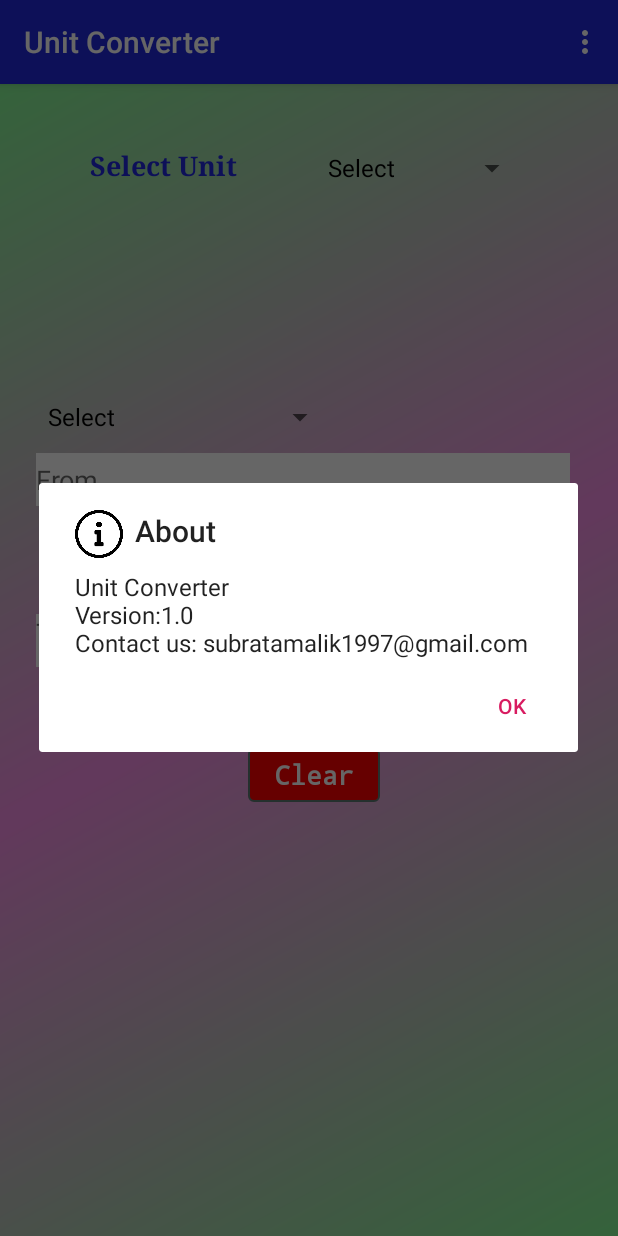
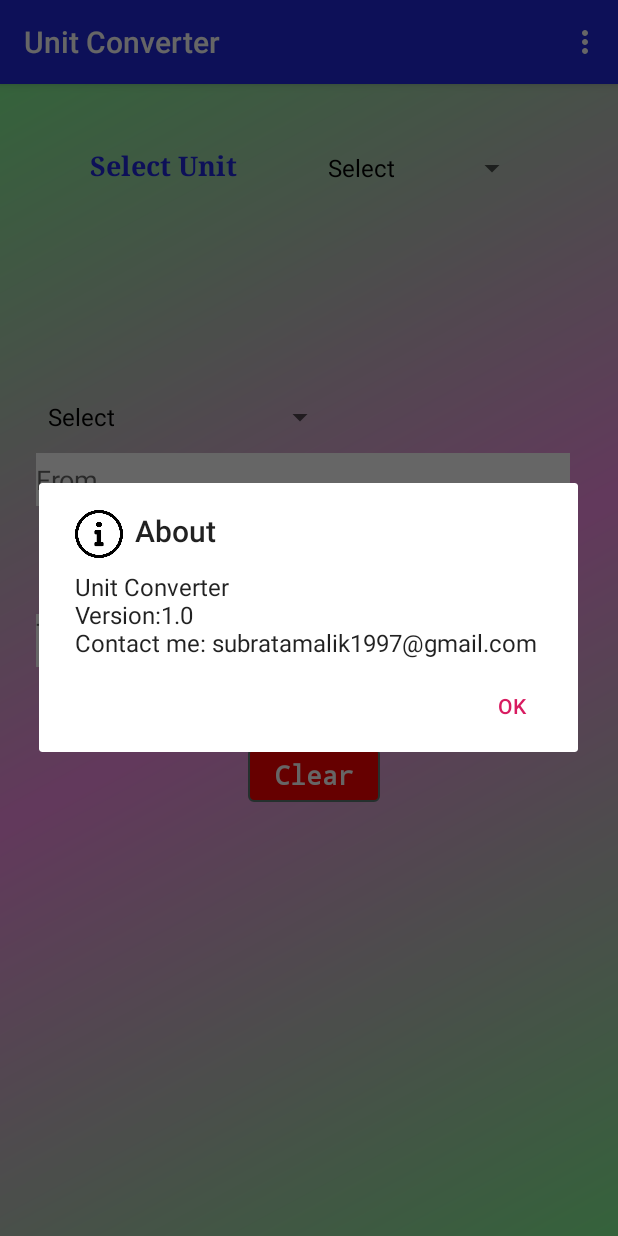
Before and after one commit to SMalik97/UnitConverter, an Android app: the screen it shows after launch (MainActivity), in the options menu, after a tap on "About", on a phone screen of 412 x 824 dp. Run offline under Robolectric (Android 15) with nearby library versions, the phone set to English and light mode, and no system bars.

Commit message:
Initial commit, project is under development

```diff
--- a/app/src/main/java/com/example/subratamalik/unitconverter/MainActivity.java
+++ b/app/src/main/java/com/example/subratamalik/unitconverter/MainActivity.java
@@ -47,7 +47,7 @@ public class MainActivity extends AppCompatActivity {
                 AlertDialog.Builder alert=new AlertDialog.Builder(MainActivity.this);
                 alert.setTitle("About");
                 alert.setIcon(R.drawable.information);
-                alert.setMessage("Unit Converter"+"\n"+"Version:1.0"+"\n"+"Contact us: subratamalik1997@gmail.com");
+                alert.setMessage("Unit Converter"+"\n"+"Version:1.0"+"\n"+"Contact me: subratamalik1997@gmail.com");
                 alert.setPositiveButton("OK",null);
                 // Showing Alert Message
                 alert.show();
```
